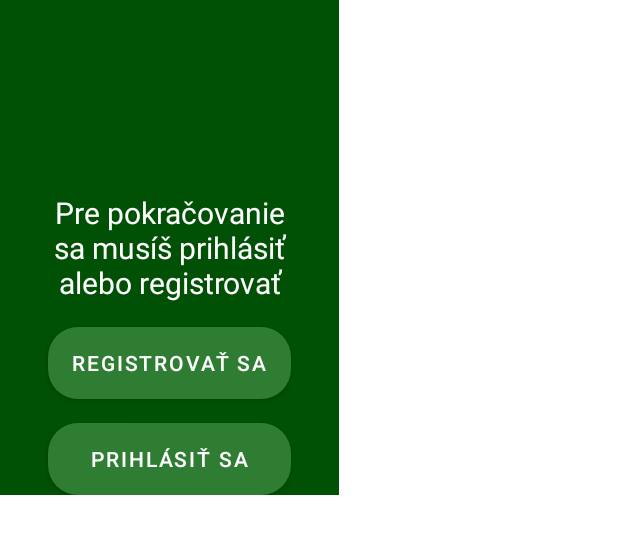
After one commit to AlzbetaFekiacova/bp, an Android app: the layout fragment_dialog.xml on its own in the app's theme, with its tools: preview values and no code run, on a phone screen of 412 x 824 dp. The commit adds this screen. Shown: the top 534 px of the screen. Run offline under Robolectric (Android 15) with nearby library versions, the phone set to English and light mode, and no system bars.

Commit message:
custom dialog window
custom dialog window created

```diff
--- a/app/build.gradle
+++ b/app/build.gradle
@@ -53,5 +53,6 @@ dependencies {
     androidTestImplementation 'androidx.test.espresso:espresso-core:3.4.0'
 
     implementation 'com.mapbox.maps:android:10.1.0'
+    implementation("androidx.cardview:cardview:1.0.0")
 
 }
--- a/app/src/main/java/sk/mpage/myapplication/MapFragment.kt
+++ b/app/src/main/java/sk/mpage/myapplication/MapFragment.kt
@@ -19,17 +19,14 @@ import com.mapbox.geojson.Point
 import com.mapbox.maps.CameraOptions
 import com.mapbox.maps.MapView
 import com.mapbox.maps.MapboxMap
-import com.mapbox.maps.Style
 import com.mapbox.maps.plugin.annotation.annotations
 import com.mapbox.maps.plugin.annotation.generated.PointAnnotationOptions
 import com.mapbox.maps.plugin.annotation.generated.createPointAnnotationManager
 import sk.mpage.myapplication.databinding.FragmentMapBinding
-import android.R.menu
 import android.annotation.SuppressLint
 
 import androidx.appcompat.view.menu.MenuBuilder
 import androidx.navigation.fragment.findNavController
-import com.mapbox.maps.extension.style.expressions.dsl.generated.switchCase
 
 const val REQUEST_CODE = 101
 
@@ -188,6 +185,8 @@ class MapFragment : Fragment(), View.OnClickListener {
         when (item.itemId){
             R.id.itemClothes -> {
                 Toast.makeText(context, "Clicked on clothes", Toast.LENGTH_LONG).show()
+                var dialog = CustomDialogFragment()
+                fragmentManager?.let { dialog.show(it, "customDialog") }
             }
             R.id.itemBackingUp -> {
                 Toast.makeText(context, "Clicked on back up", Toast.LENGTH_LONG).show()
--- /dev/null
+++ b/app/src/main/res/layout/fragment_dialog.xml
@@ -0,0 +1,54 @@
+<?xml version="1.0" encoding="utf-8"?>
+<LinearLayout xmlns:android="http://schemas.android.com/apk/res/android"
+    xmlns:app="http://schemas.android.com/apk/res-auto"
+    xmlns:tools="http://schemas.android.com/tools"
+    android:layout_width="wrap_content"
+    android:layout_height="wrap_content"
+    android:background="@color/dark_green">
+
+    <androidx.constraintlayout.widget.ConstraintLayout
+        android:layout_width="wrap_content"
+        android:layout_height="match_parent"
+        android:background="#00000000">
+
+        <TextView
+            android:id="@+id/popup_window_text"
+            android:layout_width="0dp"
+            android:layout_height="wrap_content"
+            android:layout_marginStart="32dp"
+            android:layout_marginEnd="32dp"
+            android:gravity="center"
+            android:text="@string/txt_to_continue_must_log_in"
+            android:textAlignment="center"
+            android:textColor="@color/white"
+            android:textSize="20sp"
+            app:layout_constraintBottom_toBottomOf="parent"
+            app:layout_constraintEnd_toEndOf="parent"
+            app:layout_constraintStart_toStartOf="parent"
+            app:layout_constraintTop_toTopOf="parent" />
+
+
+        <Button
+            android:id="@+id/dialog_button_register"
+            android:layout_width="wrap_content"
+            android:layout_height="wrap_content"
+            android:layout_marginTop="16dp"
+            android:background="@drawable/et_style"
+            android:text="@string/register"
+            app:layout_constraintEnd_toEndOf="@+id/popup_window_text"
+            app:layout_constraintStart_toStartOf="@+id/popup_window_text"
+            app:layout_constraintTop_toBottomOf="@+id/popup_window_text" />
+
+        <Button
+            android:id="@+id/dialog_button_log_in"
+            android:layout_width="0dp"
+            android:layout_height="wrap_content"
+            android:layout_marginTop="16dp"
+            android:background="@drawable/et_style"
+            android:text="@string/log_in_txt"
+            app:layout_constraintEnd_toEndOf="@+id/dialog_button_register"
+            app:layout_constraintStart_toStartOf="@+id/dialog_button_register"
+            app:layout_constraintTop_toBottomOf="@+id/dialog_button_register" />
+
+    </androidx.constraintlayout.widget.ConstraintLayout>
+</LinearLayout>
--- a/app/src/main/res/values/strings.xml
+++ b/app/src/main/res/values/strings.xml
@@ -25,4 +25,5 @@
     <string name="title_register">Registrácia</string>
     <string name="textReenterPassword">Zadaj heslo znovu</string>
     <string name="img_desc_application_icon">Application Icon</string>
+    <string name="txt_to_continue_must_log_in">Pre pokračovanie sa musíš prihlásiť alebo registrovať</string>
 </resources>
--- a/build.gradle
+++ b/build.gradle
@@ -7,7 +7,7 @@ buildscript {
     }
     dependencies {
         classpath 'com.android.tools.build:gradle:7.0.3'
-        classpath "org.jetbrains.kotlin:kotlin-gradle-plugin:1.5.31"
+        classpath 'org.jetbrains.kotlin:kotlin-gradle-plugin:1.6.0'
 
         // NOTE: Do not place your application dependencies here; they belong
         // in the individual module build.gradle files
```
Also changed, not shown: app/src/main/AndroidManifest.xml (+8 -3 lines), app/src/main/java/sk/mpage/myapplication/CustomDialogFragment.kt (added, +51 -0 lines).
